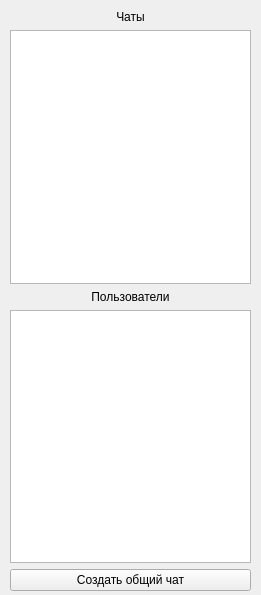
Timash538/chat_app, file client/ui/MainWindow.ui: the form before one commit.
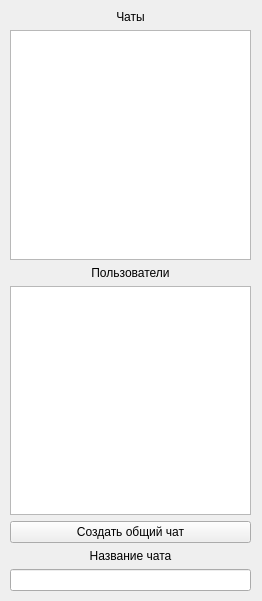
The form after the commit.

```diff
--- a/client/ui/MainWindow.ui
+++ b/client/ui/MainWindow.ui
@@ -6,10 +6,16 @@
    <rect>
     <x>0</x>
     <y>0</y>
-    <width>261</width>
-    <height>595</height>
+    <width>262</width>
+    <height>601</height>
    </rect>
   </property>
+  <property name="sizePolicy">
+   <sizepolicy hsizetype="Fixed" vsizetype="Fixed">
+    <horstretch>0</horstretch>
+    <verstretch>0</verstretch>
+   </sizepolicy>
+  </property>
   <property name="windowTitle">
    <string>MainWindow</string>
   </property>
@@ -63,6 +69,19 @@
        </property>
       </widget>
      </item>
+     <item>
+      <widget class="QLabel" name="label_3">
+       <property name="text">
+        <string>Название чата</string>
+       </property>
+       <property name="alignment">
+        <set>Qt::AlignmentFlag::AlignCenter</set>
+       </property>
+      </widget>
+     </item>
+     <item>
+      <widget class="QLineEdit" name="lineEdit"/>
+     </item>
     </layout>
    </widget>
   </widget>
```
